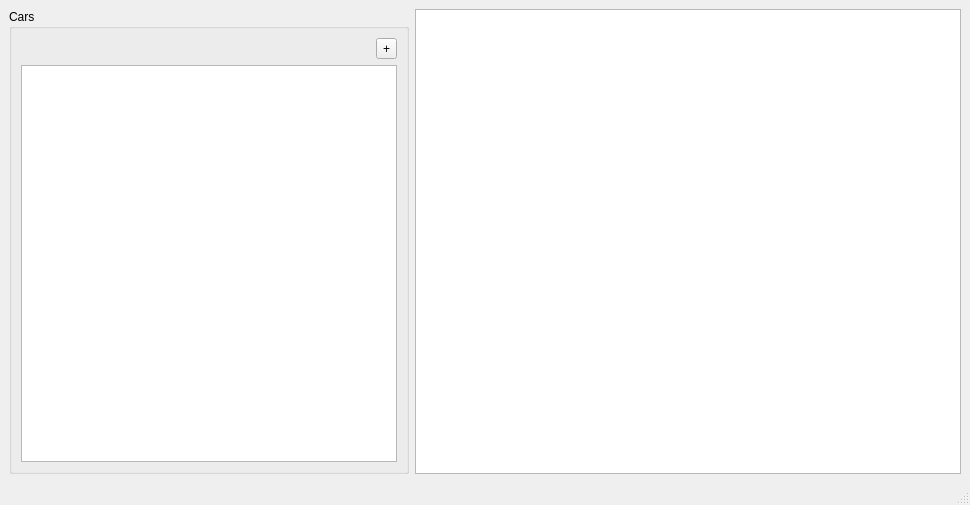
69420pm/UMLSL-traffic-editor, file pse/umlsl_editor/src/view/widgets/main.ui: the form before one commit.
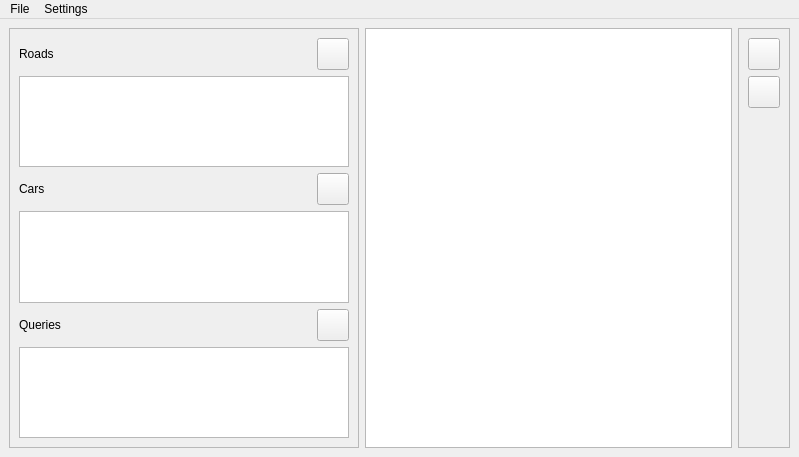
The form after the commit. Icons and pictures are not drawn. Custom widgets are drawn as their Qt base class.

Commit message: .ui files created, traffic view improvements, ui widget implementations

What changed in the file:
```diff
--- a/pse/umlsl_editor/src/view/widgets/main.ui
+++ b/pse/umlsl_editor/src/view/widgets/main.ui
@@ -6,52 +6,314 @@
    <rect>
     <x>0</x>
     <y>0</y>
-    <width>970</width>
-    <height>505</height>
+    <width>799</width>
+    <height>457</height>
    </rect>
   </property>
   <property name="windowTitle">
    <string>MainWindow</string>
   </property>
+  <property name="styleSheet">
+   <string notr="true">QMainWindow {
+    background-color: #011C26; 
+}
+
+QScrollArea {
+    background-color: transparent;
+    border: none;
+}
+
+QListView {
+	background-color: transparent;
+    border: none;
+}
+
+QWidget {	
+	font: 13pt &quot;Helvetica&quot;;
+    color: #F9F9F9;
+}
+
+QWidget#content {
+	background-color: transparent;
+}
+
+QFrame#zoom_buttons {
+	background-color: transparent;
+	border: none;
+}
+
+QLabel#list_titel,#list_titel_2, #list_titel_3 {
+	font: 700 32pt;
+	color: #F9F9F9;
+	QToolButton {
+		background-color: red
+	}
+}
+
+QToolButton {
+    background-color: #032F40; 
+    border-radius: 16px;       
+    border: none;
+    text-align: center;
+}
+
+QToolButton#b_minus, #b_plus {
+    background-color: #011C26; 
+}
+
+QToolButton:hover {
+    background-color: #314250; 
+}
+
+QToolButton:pressed {
+    background-color: #1A252E;
+}</string>
+  </property>
+  <property name="unifiedTitleAndToolBarOnMac">
+   <bool>false</bool>
+  </property>
   <widget class="QWidget" name="centralwidget">
    <layout class="QHBoxLayout" name="horizontalLayout">
-    <item alignment="Qt::AlignmentFlag::AlignLeft">
-     <widget class="QGroupBox" name="groupBox">
+    <item>
+     <widget class="QScrollArea" name="scrollArea">
       <property name="minimumSize">
        <size>
-        <width>400</width>
+        <width>350</width>
         <height>0</height>
        </size>
       </property>
       <property name="maximumSize">
        <size>
-        <width>400</width>
+        <width>350</width>
         <height>16777215</height>
        </size>
       </property>
-      <property name="title">
-       <string>Cars</string>
+      <property name="styleSheet">
+       <string notr="true"/>
       </property>
-      <layout class="QVBoxLayout" name="verticalLayout">
-       <item alignment="Qt::AlignmentFlag::AlignRight">
-        <widget class="QToolButton" name="b_add">
-         <property name="text">
-          <string>+</string>
-         </property>
-         <property name="checkable">
-          <bool>false</bool>
-         </property>
-        </widget>
-       </item>
-       <item>
-        <widget class="QListWidget" name="list"/>
-       </item>
-      </layout>
+      <property name="widgetResizable">
+       <bool>true</bool>
+      </property>
+      <widget class="QWidget" name="content">
+       <property name="geometry">
+        <rect>
+         <x>0</x>
+         <y>0</y>
+         <width>350</width>
+         <height>403</height>
+        </rect>
+       </property>
+       <layout class="QVBoxLayout" name="verticalLayout">
+        <item>
+         <layout class="QHBoxLayout" name="horizontalLayout_2">
+          <item>
+           <widget class="QLabel" name="list_titel_3">
+            <property name="text">
+             <string>Roads</string>
+            </property>
+           </widget>
+          </item>
+          <item>
+           <widget class="QToolButton" name="b_add_road">
+            <property name="minimumSize">
+             <size>
+              <width>32</width>
+              <height>32</height>
+             </size>
+            </property>
+            <property name="maximumSize">
+             <size>
+              <width>32</width>
+              <height>32</height>
+             </size>
+            </property>
+            <property name="text">
+             <string/>
+            </property>
+            <property name="icon">
+             <iconset resource="resources.qrc">
+              <normaloff>:/icons/icons/add.svg</normaloff>:/icons/icons/add.svg</iconset>
+            </property>
+            <property name="iconSize">
+             <size>
+              <width>20</width>
+              <height>20</height>
+             </size>
+            </property>
+           </widget>
+          </item>
+         </layout>
+        </item>
+        <item>
+         <widget class="QListWidget" name="l_roads"/>
+        </item>
+        <item>
+         <layout class="QHBoxLayout" name="horizontalLayout_3">
+          <item>
+           <widget class="QLabel" name="list_titel_2">
+            <property name="text">
+             <string>Cars</string>
+            </property>
+           </widget>
+          </item>
+          <item>
+           <widget class="QToolButton" name="b_add_car">
+            <property name="minimumSize">
+             <size>
+              <width>32</width>
+              <height>32</height>
+             </size>
+            </property>
+            <property name="maximumSize">
+             <size>
+              <width>32</width>
+              <height>32</height>
+             </size>
+            </property>
+            <property name="text">
+             <string/>
+            </property>
+            <property name="icon">
+             <iconset resource="resources.qrc">
+              <normaloff>:/icons/icons/add.svg</normaloff>:/icons/icons/add.svg</iconset>
+            </property>
+            <property name="iconSize">
+             <size>
+              <width>20</width>
+              <height>20</height>
+             </size>
+            </property>
+           </widget>
+          </item>
+         </layout>
+        </item>
+        <item>
+         <widget class="QListWidget" name="l_cars"/>
+        </item>
+        <item>
+         <layout class="QHBoxLayout" name="horizontalLayout_4">
+          <item>
+           <widget class="QLabel" name="list_titel">
+            <property name="text">
+             <string>Queries</string>
+            </property>
+           </widget>
+          </item>
+          <item>
+           <widget class="QToolButton" name="b_add_query">
+            <property name="minimumSize">
+             <size>
+              <width>32</width>
+              <height>32</height>
+             </size>
+            </property>
+            <property name="maximumSize">
+             <size>
+              <width>32</width>
+              <height>32</height>
+             </size>
+            </property>
+            <property name="text">
+             <string/>
+            </property>
+            <property name="icon">
+             <iconset resource="resources.qrc">
+              <normaloff>:/icons/icons/add.svg</normaloff>:/icons/icons/add.svg</iconset>
+            </property>
+            <property name="iconSize">
+             <size>
+              <width>20</width>
+              <height>20</height>
+             </size>
+            </property>
+           </widget>
+          </item>
+         </layout>
+        </item>
+        <item>
+         <widget class="QListWidget" name="l_queries"/>
+        </item>
+       </layout>
+      </widget>
      </widget>
     </item>
     <item>
      <widget class="TrafficView" name="trafficView"/>
     </item>
+    <item>
+     <widget class="QFrame" name="zoom_buttons">
+      <property name="styleSheet">
+       <string notr="true"/>
+      </property>
+      <property name="frameShape">
+       <enum>QFrame::Shape::StyledPanel</enum>
+      </property>
+      <property name="frameShadow">
+       <enum>QFrame::Shadow::Raised</enum>
+      </property>
+      <layout class="QVBoxLayout" name="verticalLayout_2">
+       <item>
+        <widget class="QToolButton" name="b_plus">
+         <property name="minimumSize">
+          <size>
+           <width>32</width>
+           <height>32</height>
+          </size>
+         </property>
+         <property name="maximumSize">
+          <size>
+           <width>32</width>
+           <height>32</height>
+          </size>
+         </property>
+         <property name="text">
+          <string/>
+         </property>
+         <property name="icon">
+          <iconset resource="resources.qrc">
+           <normaloff>:/icons/icons/add.svg</normaloff>:/icons/icons/add.svg</iconset>
+         </property>
+        </widget>
+       </item>
+       <item>
+        <widget class="QToolButton" name="b_minus">
+         <property name="minimumSize">
+          <size>
+           <width>32</width>
+           <height>32</height>
+          </size>
+         </property>
+         <property name="maximumSize">
+          <size>
+           <width>32</width>
+           <height>32</height>
+          </size>
+         </property>
+         <property name="text">
+          <string/>
+         </property>
+         <property name="icon">
+          <iconset resource="resources.qrc">
+           <normaloff>:/icons/icons/Remove.svg</normaloff>:/icons/icons/Remove.svg</iconset>
+         </property>
+        </widget>
+       </item>
+       <item>
+        <spacer name="verticalSpacer">
+         <property name="orientation">
+          <enum>Qt::Orientation::Vertical</enum>
+         </property>
+         <property name="sizeHint" stdset="0">
+          <size>
+           <width>20</width>
+           <height>40</height>
+          </size>
+         </property>
+        </spacer>
+       </item>
+      </layout>
+     </widget>
+    </item>
    </layout>
   </widget>
   <widget class="QMenuBar" name="menubar">
@@ -59,12 +321,54 @@
     <rect>
      <x>0</x>
      <y>0</y>
-     <width>970</width>
+     <width>799</width>
      <height>30</height>
     </rect>
    </property>
+   <property name="defaultUp">
+    <bool>false</bool>
+   </property>
+   <property name="nativeMenuBar">
+    <bool>true</bool>
+   </property>
+   <widget class="QMenu" name="menuFile">
+    <property name="title">
+     <string>File</string>
+    </property>
+    <addaction name="actionSave"/>
+    <addaction name="actionSave_As"/>
+    <addaction name="separator"/>
+    <addaction name="actionOpen"/>
+   </widget>
+   <widget class="QMenu" name="menuSettings">
+    <property name="title">
+     <string>Settings</string>
+    </property>
+    <addaction name="actionSettings"/>
+   </widget>
+   <addaction name="menuFile"/>
+   <addaction name="menuSettings"/>
   </widget>
-  <widget class="QStatusBar" name="statusbar"/>
+  <action name="actionSave">
+   <property name="text">
+    <string>Save</string>
+   </property>
+  </action>
+  <action name="actionSave_As">
+   <property name="text">
+    <string>Save As</string>
+   </property>
+  </action>
+  <action name="actionOpen">
+   <property name="text">
+    <string>Open</string>
+   </property>
+  </action>
+  <action name="actionSettings">
+   <property name="text">
+    <string>Open Settings</string>
+   </property>
+  </action>
  </widget>
  <customwidgets>
   <customwidget>
```
Left out of the diff: 6 changed lines with no effect on the pictures. The commit also changes 26 other files.
